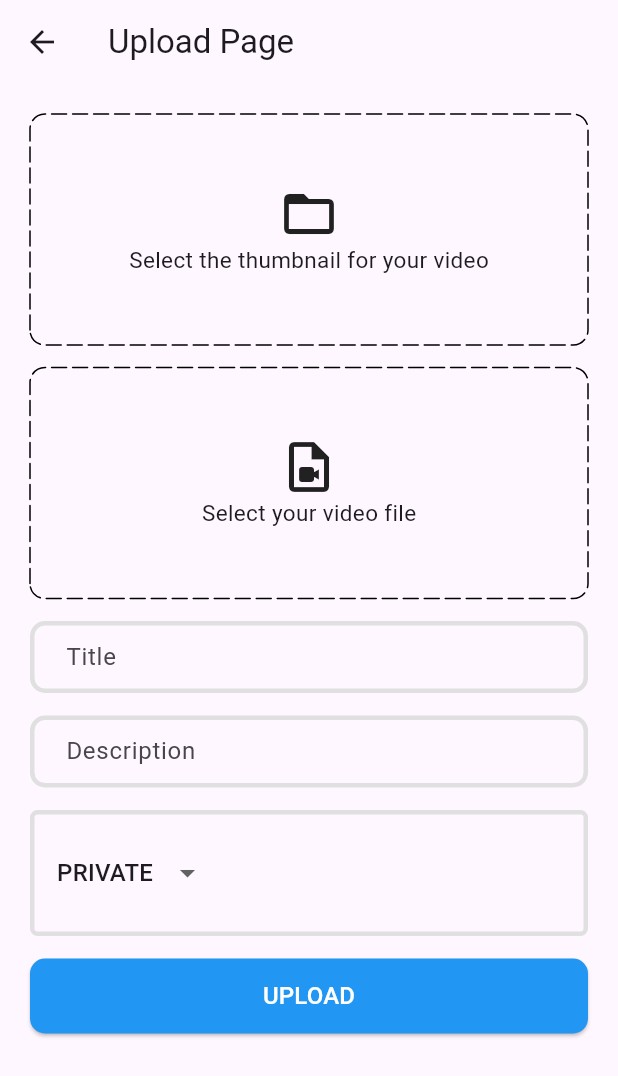
After one commit to paruntapa/metube, a Flutter app: the UploadPage screen opened directly, on a phone screen of 412 x 824 dp. The commit adds this screen. Shown: the top 1076 px of the screen. Run offline on Flutter 3.47's test engine with Material 3 defaults, Android fonts, the light colour scheme and no system bars; drawn by our look-alikes of dotted_border; our stand-ins replace bloc, flutter_bloc, flutter_secure_storage, image_picker; accounts and stored records are empty; network calls fail.

Commit message:
feat: upload page with functionality

```diff
--- /dev/null
+++ b/client/lib/cubits/cubit/upload_video_cubit.dart
@@ -0,0 +1,67 @@
+import 'package:bloc/bloc.dart';
+import 'package:meta/meta.dart';
+import 'package:client/services/upload_video_service.dart';
+import 'dart:io';
+
+part 'upload_video_state.dart';
+
+class UploadVideoCubit extends Cubit<UploadVideoState> {
+  UploadVideoCubit() : super(UploadVideoInitial());
+  final UploadVideoService uploadVideoService = UploadVideoService();
+
+  Future<void> uploadVideo({
+    required File thumbnailFile,
+    required File videoFile,
+    required String title,
+    required String description,
+    required String visibility,
+  }) async {
+    emit(UploadVideoLoading());
+    try {
+    final videoData = await uploadVideoService.getPresignedUrlForVideo();
+
+    final thumbnailData = await uploadVideoService.getPresignedUrlForThumbnail(
+      videoData['video_id']
+    );
+
+    thumbnailFile = await thumbnailFile.rename(thumbnailData['thumbnail_id']);
+    videoFile = await videoFile.rename(videoData['video_id']);
+
+    final isThumbnailUploaded = await uploadVideoService.uploadFileToS3(
+      presignedUrl: thumbnailData['url'],
+      file: thumbnailFile,
+      isVideo: false,
+    );
+
+    final isVideoUploaded = await uploadVideoService.uploadFileToS3(
+      presignedUrl: videoData['url'],
+      file: videoFile,
+      isVideo: true,
+    );
+
+    if(isThumbnailUploaded && isVideoUploaded){
+      final isMetaDataUploaded = await uploadVideoService.uploadMetadata(
+        title: title,
+        description: description,
+        visibility: visibility,
+        s3Key: videoData['video_id'],
+      );
+      if(isMetaDataUploaded){
+        emit(UploadVideoSuccess());
+      } else {
+        emit(UploadVideoError('Failed to upload metadata'));
+      }
+    } else {
+      emit(UploadVideoError('Failed to upload video'));
+    }
+    } catch (e) {
+
+      emit(UploadVideoError(e.toString()));
+
+    }
+
+
+
+
+  }
+}
--- /dev/null
+++ b/client/lib/cubits/cubit/upload_video_state.dart
@@ -0,0 +1,17 @@
+part of 'upload_video_cubit.dart';
+
+@immutable
+sealed class UploadVideoState {
+  const UploadVideoState();
+}
+
+final class UploadVideoInitial extends UploadVideoState {}
+
+final class UploadVideoLoading extends UploadVideoState {}
+
+final class UploadVideoSuccess extends UploadVideoState {}
+
+final class UploadVideoError extends UploadVideoState {
+  final String error;
+  const UploadVideoError(this.error);
+}
--- /dev/null
+++ b/client/lib/pages/Home/upload_page.dart
@@ -0,0 +1,197 @@
+import 'dart:io';
+
+import 'package:dotted_border/dotted_border.dart';
+import 'package:flutter/material.dart';
+import 'package:flutter_bloc/flutter_bloc.dart';
+import 'package:client/utils/utils.dart';
+import 'package:client/cubits/cubit/upload_video_cubit.dart';
+
+class UploadPage extends StatefulWidget {
+  static route() => MaterialPageRoute(builder: (context) => UploadPage());
+  const UploadPage({super.key});
+
+  @override
+  State<UploadPage> createState() => _UploadPageState();
+}
+
+class _UploadPageState extends State<UploadPage> {
+  final descriptionController = TextEditingController();
+  final titleController = TextEditingController();
+  String visibility = 'PRIVATE';
+  File? imageFile;
+  File? videoFile;
+
+  @override
+  void dispose() {
+    descriptionController.dispose();
+    titleController.dispose();
+    super.dispose();
+  }
+
+  void selectImage() async {
+    final _imageFile = await pickImage();
+
+    setState(() {
+      imageFile = _imageFile;
+    });
+  }
+
+  void selectVideo() async {
+    final _videoFile = await pickVideo();
+
+    setState(() {
+      videoFile = _videoFile;
+    });
+  }
+
+  void uploadVideo() async {
+    if (titleController.text.trim().isNotEmpty &&
+        descriptionController.text.trim().isNotEmpty &&
+        videoFile != null &&
+        imageFile != null) {
+      await context.read<UploadVideoCubit>().uploadVideo(
+        videoFile: videoFile!,
+        thumbnailFile: imageFile!,
+        title: titleController.text.trim(),
+        description: descriptionController.text.trim(),
+        visibility: visibility,
+      );
+    }
+  }
+
+  @override
+  Widget build(BuildContext context) {
+    return Scaffold(
+      appBar: AppBar(title: Text('Upload Page')),
+      body: BlocConsumer<UploadVideoCubit, UploadVideoState>(
+        listener: (context, state) {
+          if (state is UploadVideoSuccess) {
+            showSnackBar('Video uploaded successfully!', context);
+            Navigator.pop(context);
+          } else if (state is UploadVideoError) {
+            showSnackBar(state.error, context);
+          }
+        },
+        builder: (context, state) {
+          if (state is UploadVideoLoading) {
+            return Center(child: CircularProgressIndicator.adaptive());
+          }
+          return SingleChildScrollView(
+            child: Padding(
+              padding: const EdgeInsets.all(20.0),
+              child: Column(
+                children: [
+                  GestureDetector(
+                    onTap: selectImage,
+                    child:
+                        imageFile != null
+                            ? SizedBox(
+                              height: 150,
+                              width: double.infinity,
+                              child: Image.file(imageFile!, fit: BoxFit.cover),
+                            )
+                            : DottedBorder(
+                              options: RoundedRectDottedBorderOptions(
+                                dashPattern: [10, 4],
+                                strokeCap: StrokeCap.round,
+                                radius: Radius.circular(10),
+                              ),
+                              child: SizedBox(
+                                height: 150,
+                                width: double.infinity,
+                                child: Column(
+                                  mainAxisAlignment: MainAxisAlignment.center,
+                                  children: [
+                                    Icon(Icons.folder_open, size: 40),
+                                    Text(
+                                      'Select the thumbnail for your video',
+                                      style: TextStyle(fontSize: 15),
+                                    ),
+                                  ],
+                                ),
+                              ),
+                            ),
+                  ),
+                  const SizedBox(height: 15),
+                  GestureDetector(
+                    onTap: selectVideo,
+                    child:
+                        videoFile != null
+                            ? Text(videoFile!.path)
+                            : DottedBorder(
+                              options: RoundedRectDottedBorderOptions(
+                                dashPattern: [10, 4],
+                                strokeCap: StrokeCap.round,
+                                radius: Radius.circular(10),
+                              ),
+                              child: SizedBox(
+                                height: 150,
+                                width: double.infinity,
+                                child: Column(
+                                  mainAxisAlignment: MainAxisAlignment.center,
+                                  children: [
+                                    Icon(Icons.video_file_outlined, size: 40),
+                                    Text(
+                                      'Select your video file',
+                                      style: TextStyle(fontSize: 15),
+                                    ),
+                                  ],
+                                ),
+                              ),
+                            ),
+                  ),
+                  const SizedBox(height: 15),
+                  TextField(
+                    controller: titleController,
+                    decoration: InputDecoration(hintText: 'Title'),
+                  ),
+                  const SizedBox(height: 15),
+                  TextField(
+                    controller: descriptionController,
+                    decoration: InputDecoration(hintText: 'Description'),
+                    maxLines: null,
+                  ),
+                  const SizedBox(height: 15),
+                  Container(
+                    width: double.infinity,
+                    decoration: BoxDecoration(
+                      border: Border.all(color: Colors.grey.shade300, width: 3),
+                      borderRadius: BorderRadius.circular(5),
+                    ),
+                    child: DropdownButton(
+                      value: visibility,
+                      padding: EdgeInsets.all(15),
+                      underline: SizedBox(),
+                      items:
+                          ['PUBLIC', 'PRIVATE', 'UNLISTED']
+                              .map(
+                                (elem) => DropdownMenuItem(
+                                  value: elem,
+                                  child: Text(elem),
+                                ),
+                              )
+                              .toList(),
+                      onChanged: (val) {
+                        setState(() {
+                          visibility = val!;
+                        });
+                      },
+                    ),
+                  ),
+                  SizedBox(height: 15),
+                  ElevatedButton(
+                    onPressed: uploadVideo,
+                    child: Text(
+                      'UPLOAD',
+                      style: TextStyle(fontSize: 16, color: Colors.white),
+                    ),
+                  ),
+                ],
+              ),
+            ),
+          );
+        },
+      ),
+    );
+  }
+}
--- a/client/lib/pages/auth/login_page.dart
+++ b/client/lib/pages/auth/login_page.dart
@@ -92,7 +92,7 @@ class _LoginPageState extends State<LoginPage> {
                   },
                 ),
                 SizedBox(height: 20),
-          ElevatedButton(onPressed: logIn, child: Text('Sign Up', style: TextStyle(fontSize: 20, fontWeight: FontWeight.bold))),
+                ElevatedButton(onPressed: logIn, child: Text('Sign In', style: TextStyle(fontSize: 20, fontWeight: FontWeight.bold))),
                 SizedBox(height: 20),
                 GestureDetector(
                   onTap: () {
@@ -104,7 +104,9 @@ class _LoginPageState extends State<LoginPage> {
                       style: TextStyle(color: Colors.grey.shade500),
 
                       children: [
-                TextSpan(text: 'Sign Up', style: TextStyle(color: Colors.blue))
+                        TextSpan(
+                        text: 'Sign Up',
+                        style: TextStyle(color: Colors.blue))
                       ]
                   )
                 ))
--- /dev/null
+++ b/client/lib/services/upload_video_service.dart
@@ -0,0 +1,88 @@
+import 'dart:convert';
+import 'dart:io';
+
+import 'package:flutter_secure_storage/flutter_secure_storage.dart';
+import 'package:http/http.dart' as http;
+
+class UploadVideoService {
+  final FlutterSecureStorage secureStorage = FlutterSecureStorage();
+  String backendUrl = "http://192.168.29.128:8080/upload/video";
+
+  Future<Map<String, String>> _getCookieHeader() async {
+    final accessToken = await secureStorage.read(key: 'access_token');
+
+    final headers = {'Content-Type': 'application/json'};
+
+    if (accessToken != null) {
+      headers['Cookie'] = 'access_token=$accessToken';
+    }
+
+    return headers;
+  }
+
+  Future<Map<String, dynamic>> getPresignedUrlForThumbnail(String thumbnailId) async {
+    final res = await http.get(
+      Uri.parse("$backendUrl/url/thumbnail?thumbnail_id=$thumbnailId"),
+      headers: await _getCookieHeader(),
+    );
+
+    if (res.statusCode == 200) {
+      return jsonDecode(res.body) as Map<String, dynamic>;
+    }
+
+    throw jsonDecode(res.body)['detail'] ?? 'Unexpected error occurred';
+  }
+
+  Future<Map<String, dynamic>> getPresignedUrlForVideo() async {
+    final res = await http.get(
+      Uri.parse("$backendUrl/url"),
+      headers: await _getCookieHeader(),
+    );
+
+    if (res.statusCode == 200) {
+      return jsonDecode(res.body) as Map<String, dynamic>;
+    }
+
+    throw jsonDecode(res.body)['detail'] ?? 'Unexpected error occurred';
+  }
+
+  Future<bool> uploadFileToS3({
+    required String presignedUrl,
+    required File file,
+    required bool isVideo,
+  }) async {
+    final res = await http.put(
+      Uri.parse(presignedUrl),
+      headers: {
+        'Content-Type': isVideo ? 'video/mp4' : 'image/jpg',
+        if (!isVideo) 'x-amz-acl': 'public-read',
+      },
+      body: file.readAsBytesSync(),
+    );
+
+    print(res.body);
+
+    return res.statusCode == 200;
+  }
+
+  Future<bool> uploadMetadata({
+    required String title,
+    required String description,
+    required String visibility,
+    required String s3Key,
+  }) async {
+    final res = await http.post(
+      Uri.parse("$backendUrl/metadata"),
+      headers: await _getCookieHeader(),
+      body: jsonEncode({
+        'title': title,
+        'description': description,
+        'visibility': visibility,
+        'video_id': s3Key,
+        'video_s3_key': s3Key,
+      }),
+    );
+
+    return res.statusCode == 200;
+  }
+}
--- a/client/lib/utils/utils.dart
+++ b/client/lib/utils/utils.dart
@@ -1,7 +1,26 @@
 import 'package:flutter/material.dart';
-
+import 'package:image_picker/image_picker.dart';
+import 'dart:io';
 void showSnackBar(String content, BuildContext context) {
   ScaffoldMessenger.of(context)..hideCurrentSnackBar()..showSnackBar(
     SnackBar(content: Text(content)),
   );
 }
+
+Future<File?> pickImage() async {
+  final picker = ImagePicker();
+  final xFile = await picker.pickImage(source: ImageSource.gallery);
+  if (xFile != null) {
+    return File(xFile.path);
+  }
+  return null;
+}
+
+Future<File?> pickVideo() async {
+ final picker = ImagePicker();
+  final xFile = await picker.pickVideo(source: ImageSource.gallery);
+  if (xFile != null) {
+    return File(xFile.path);
+  }
+  return null;
+}
--- a/client/pubspec.yaml
+++ b/client/pubspec.yaml
@@ -36,6 +36,10 @@ dependencies:
   cupertino_icons: ^1.0.8
   http: ^1.4.0
   flutter_bloc: ^9.1.1
+  flutter_secure_storage: ^9.2.4
+  dotted_box: ^0.0.3
+  dotted_border: ^3.0.1
+  image_picker: ^1.1.2
 
 dev_dependencies:
   flutter_test:
```
Also changed, not shown: client/lib/cubits/auth/aut_cubits.dart (+14 -0 lines), client/lib/main.dart (+40 -7 lines), client/lib/pages/Home/home_page.dart (added, +19 -0 lines), client/lib/services/auth_service.dart (+100 -0 lines), client/pubspec.lock, 7 other files. Lines whose indentation alone changed are shown as unchanged.
